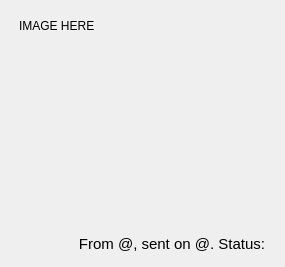
Above: src/widgets/imagechatwidgetitem.ui from blizzard4591/openMittsu before the change. Below: the same form after it.
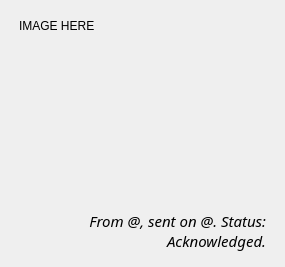
That is the form after the change. Custom widgets are drawn as their Qt base class.

Commit message: Separated ui-properties from code (Font properties etc are now stored in the corresponding .ui-files)

Diff of the .ui file:
```diff
--- a/src/widgets/imagechatwidgetitem.ui
+++ b/src/widgets/imagechatwidgetitem.ui
@@ -77,12 +77,14 @@
      <property name="maximumSize">
       <size>
        <width>16777215</width>
-       <height>25</height>
+       <height>50</height>
       </size>
      </property>
      <property name="font">
       <font>
+       <family>Source Sans Pro</family>
        <pointsize>11</pointsize>
+       <italic>true</italic>
        <stylestrategy>PreferAntialias</stylestrategy>
       </font>
      </property>
```
The commit also changes 5 other files.
